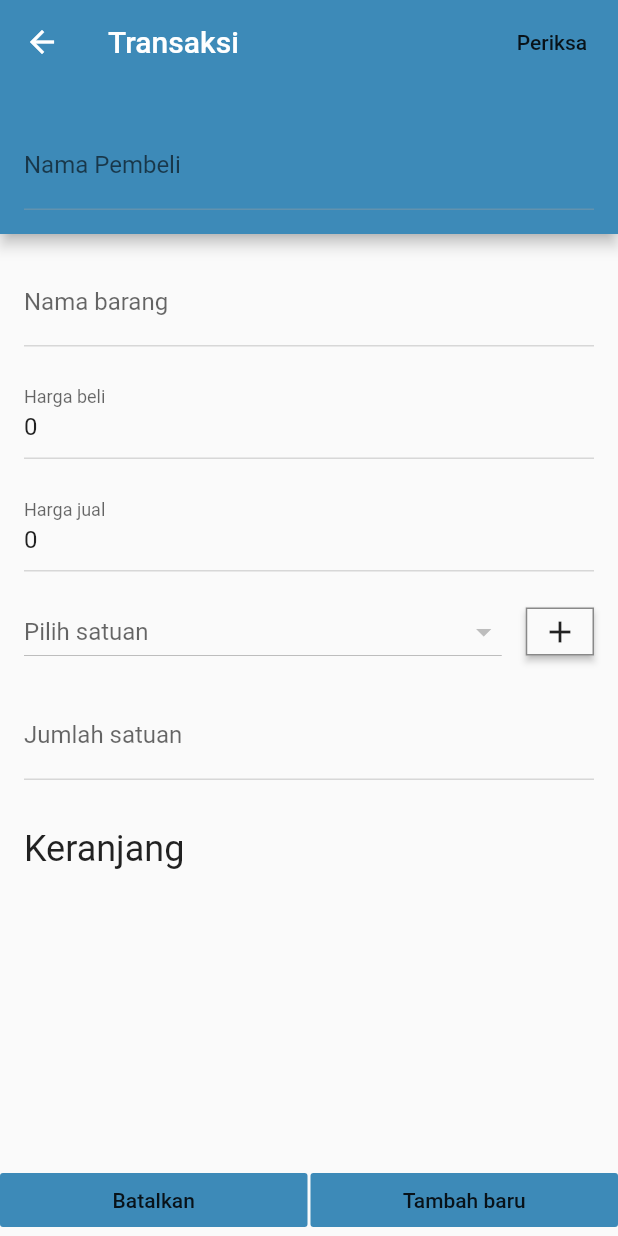
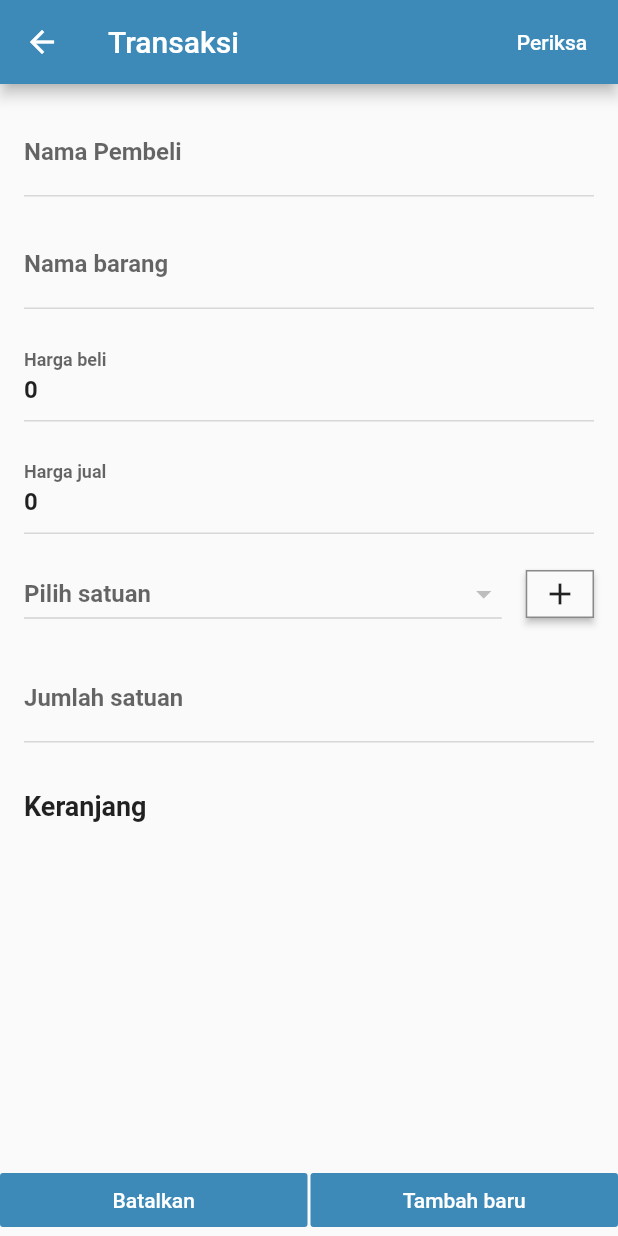
Before and after one commit to Zersya/Material-Store-POS, a Flutter app: the FormTransactionScreen screen opened by its route, on a phone screen of 412 x 824 dp. Run offline on Flutter 3.47's test engine with Material 2 defaults, Android fonts, the phone set to English and light mode, and no system bars; drawn by our look-alikes of flutter_typeahead; our stand-ins replace cloud_firestore, email_validator, firebase_auth, flutter_masked_text, flutter_money_formatter, font_awesome_flutter and 3 more; missing offline and left inert: bezier_chart; accounts and stored records are empty.

Commit message:
done redesign text

```diff
--- a/lib/main.dart
+++ b/lib/main.dart
@@ -32,7 +32,7 @@ class MyApp extends StatelessWidget {
     brightness: Brightness.light,
   );
 
-  final TextTheme textTheme = TextTheme(
+  static final TextTheme textTheme = TextTheme(
     headline: TextStyle(fontSize: 18, fontWeight: FontWeight.bold),
     subhead: TextStyle(fontSize: 16, fontWeight: FontWeight.bold),
     title: TextStyle(fontSize: 14, fontWeight: FontWeight.bold),
@@ -40,11 +40,14 @@ class MyApp extends StatelessWidget {
     body1: TextStyle(fontSize: 14),
     body2: TextStyle(fontSize: 14, color: Colors.grey[300]),
     caption: TextStyle(fontSize: 12, color: Colors.black87),
-      overline: TextStyle(fontSize: 12, color: Colors.grey[500]));
+    overline: TextStyle(fontSize: 12, color: Colors.grey[500]),
+    button: TextStyle(color: Colors.white),
+  );
 
   final ThemeData themeData = ThemeData(
       colorScheme: colorSchemeLight,
       primaryColor: colorSchemeLight.primary,
+      textTheme: textTheme,
       accentColor: colorSchemeLight.secondary,
       backgroundColor: colorSchemeLight.background,
       buttonTheme: ButtonThemeData(colorScheme: colorSchemeLight),
--- a/lib/screens/auth/login/login_screen.dart
+++ b/lib/screens/auth/login/login_screen.dart
@@ -189,9 +189,7 @@ class _LoginScreenState extends State<LoginScreen> {
                                       child: RaisedButton(
                                         elevation: 2,
                                         child: Text('Masuk',
-                                            style: Theme.of(context)
-                                                .textTheme
-                                                .button),
+                                            style: Theme.of(context).textTheme.button),
                                         onPressed: () {
                                           _submitLogin();
                                         },
--- a/lib/screens/form_transaction/form_transaction_screen.dart
+++ b/lib/screens/form_transaction/form_transaction_screen.dart
@@ -309,7 +309,7 @@ class _AddTransactionScreenState extends State<FormTransactionScreen> {
         title: Text('Transaksi'),
         actions: <Widget>[
           FlatButton(
-            child: Text('Periksa'),
+            child: Text('Periksa', style: Theme.of(context).textTheme.button),
             onPressed: () {
               if (_addTransactionBloc.cart.isEmpty) {
                 _buildShowSnackBar(context, 'Silahkan tambahkan barang');
@@ -319,16 +319,6 @@ class _AddTransactionScreenState extends State<FormTransactionScreen> {
             },
           )
         ],
-        bottom: PreferredSize(
-          preferredSize: const Size.fromHeight(100.0),
-          child: Theme(
-            data: Theme.of(context).copyWith(primaryColor: Colors.black),
-            child: Padding(
-              padding: const EdgeInsets.all(16.0),
-              child: fieldNameCustomer(context),
-            ),
-          ),
-        ),
       ),
       bottomNavigationBar: SafeArea(
         child: Row(
@@ -336,7 +326,10 @@ class _AddTransactionScreenState extends State<FormTransactionScreen> {
             Expanded(
               child: FlatButton(
                 color: Theme.of(context).colorScheme.primary,
-                child: Text('Batalkan'),
+                child: Text(
+                  'Batalkan',
+                  style: Theme.of(context).textTheme.button,
+                ),
                 onPressed: () {
                   if (_addTransactionBloc.cartStream.value == null) {
                     return;
@@ -358,7 +351,8 @@ class _AddTransactionScreenState extends State<FormTransactionScreen> {
                       bool isNew = snapshot.data;
                       return FlatButton(
                         color: Theme.of(context).colorScheme.primary,
-                        child: Text(isNew ? 'Tambah baru' : 'Tambahkan'),
+                        child: Text(isNew ? 'Tambah baru' : 'Tambahkan',
+                            style: Theme.of(context).textTheme.button),
                         onPressed: () {
                           FocusScope.of(context).unfocus();
                           if (_formKey.currentState.validate()) {
@@ -398,6 +392,10 @@ class _AddTransactionScreenState extends State<FormTransactionScreen> {
                 child: SingleChildScrollView(
                   child: Column(
                     children: <Widget>[
+                      fieldNameCustomer(context),
+                      SizedBox(
+                        height: 16.0,
+                      ),
                       fieldItemName(context),
                       SizedBox(
                         height: 16.0,
```
Also changed, not shown: 1 other file. Lines whose indentation alone changed are shown as unchanged.
